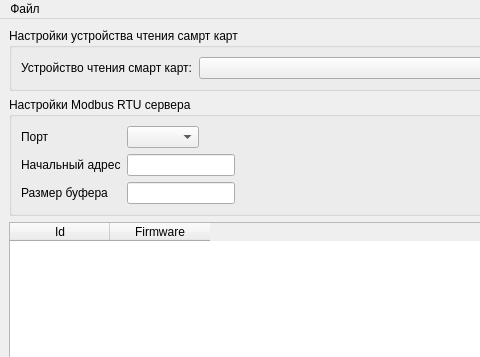
sanny32/SmartServer, file mainwindow.ui: the form before one commit; both pictures show x 0 to 480 and y 0 to 357 of the 807 by 600 pixel window.
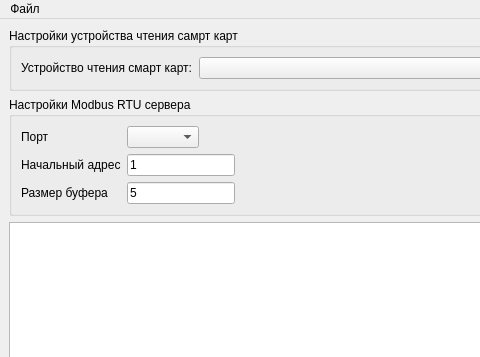
The form after the commit. Icons and pictures are not drawn.

Commit message: Работа над modbus rtu сервером

```diff
--- a/mainwindow.ui
+++ b/mainwindow.ui
@@ -91,7 +91,11 @@
         </widget>
        </item>
        <item row="1" column="1">
-        <widget class="QLineEdit" name="lineEdit"/>
+        <widget class="QLineEdit" name="startAddress">
+         <property name="text">
+          <string>1</string>
+         </property>
+        </widget>
        </item>
        <item row="2" column="0">
         <widget class="QLabel" name="label_4">
@@ -101,23 +105,26 @@
         </widget>
        </item>
        <item row="2" column="1">
-        <widget class="QLineEdit" name="lineEdit_2"/>
+        <widget class="QLineEdit" name="bufferSize">
+         <property name="text">
+          <string>5</string>
+         </property>
+        </widget>
        </item>
       </layout>
      </widget>
     </item>
     <item>
-     <widget class="QTableWidget" name="tableWidget">
-      <column>
-       <property name="text">
-        <string>Id</string>
-       </property>
-      </column>
-      <column>
-       <property name="text">
-        <string>Firmware</string>
-       </property>
-      </column>
+     <widget class="QTableWidget" name="modbusTableWidget">
+      <property name="editTriggers">
+       <set>QAbstractItemView::NoEditTriggers</set>
+      </property>
+      <property name="wordWrap">
+       <bool>false</bool>
+      </property>
+      <property name="cornerButtonEnabled">
+       <bool>false</bool>
+      </property>
      </widget>
     </item>
     <item>
```
Left out of the diff: 2 changed lines with no effect on the pictures. The commit also changes 5 other files.
